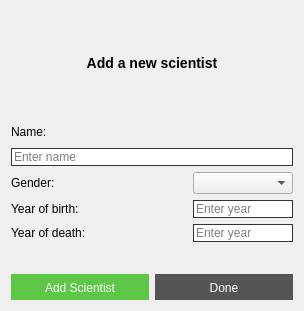
Old version of the form VL1-project/addscientistwindow.ui in the repository birkirk/vln1-35.
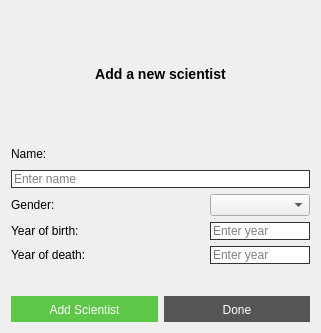
New version of the form.

What changed in the file:
```diff
--- a/VL1-project/addscientistwindow.ui
+++ b/VL1-project/addscientistwindow.ui
@@ -6,8 +6,8 @@
    <rect>
     <x>0</x>
     <y>0</y>
-    <width>304</width>
-    <height>311</height>
+    <width>321</width>
+    <height>333</height>
    </rect>
   </property>
   <property name="windowTitle">
```
